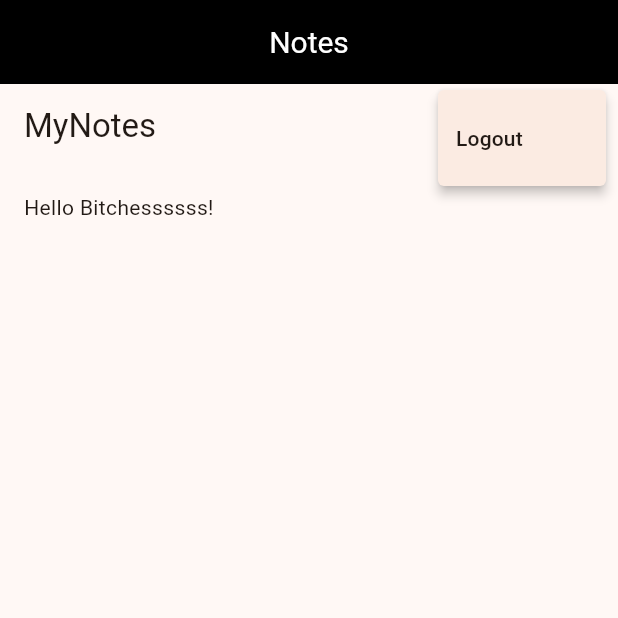
After one commit to pranayyb/Notes, a Flutter app: the screen it shows after launch, after a tap on the "more vert" icon, on a phone screen of 412 x 824 dp, the top half of it. The commit adds this screen. Run offline on Flutter 3.47's test engine with Material 3 defaults, Android fonts, the phone set to English and light mode, and no system bars; our stand-ins replace firebase_auth, firebase_core; accounts and stored records are empty.

Commit message:
added logout

```diff
--- a/lib/main.dart
+++ b/lib/main.dart
@@ -3,17 +3,14 @@ import 'package:firebase_core/firebase_core.dart';
 import 'package:flutter/material.dart';
 import 'package:notes/firebase_options.dart';
 import 'package:notes/views/login_view.dart';
+import 'package:notes/views/notes_view.dart';
 import 'package:notes/views/register_view.dart';
 import 'package:notes/views/verify_email_view.dart';
 // import 'package:notes/views/register_view.dart';
+import 'dart:developer' as devtools show log;
 
-Future<void> main() async {
+void main() {
   WidgetsFlutterBinding.ensureInitialized();
-
-  // Initialize Firebase before running the app
-  await Firebase.initializeApp(
-    options: DefaultFirebaseOptions.currentPlatform,
-  );
 
   runApp(MaterialApp(
     title: 'Notes',
@@ -23,10 +20,11 @@ Future<void> main() async {
       ),
       useMaterial3: true,
     ),
-    home: const LoginView(),
+    home: const HomePage(),
     routes: {
       '/login/': (context) => const LoginView(),
       '/register/': (context) => const RegisterView(),
+      '/notes/': (context) => const NotesView(),
     },
   ));
 }
@@ -49,46 +47,57 @@ class HomePage extends StatelessWidget {
         ),
       ),
       body: FutureBuilder(
-          future: FirebaseAuth.instance.authStateChanges().first,
-          // builder: (context, snapshot) {
-          //   if (snapshot.connectionState == ConnectionState.waiting) {
-          //     return const Center(child: CircularProgressIndicator());
-          //   } else if (snapshot.hasData) {
-          //     final user = FirebaseAuth.instance.currentUser;
-          //     print(user?.email);
-          //     if (user != null && user.emailVerified) {
-          //       return Text("Welcome! Your email is verified.");
-          //     } else {
-          //       // Navigator.of(context).push(
-          //       //   MaterialPageRoute(
-          //       //     builder: (context) => VerifyEmailView(),
-          //       //   ),
-          //       // );
-          //       return const VerifyEmailView();
-          //     }
-          //   } else {
-          //     return LoginView();
-          //   }
-          // },
+          future: Firebase.initializeApp(
+            options: DefaultFirebaseOptions.currentPlatform,
+          ),
+          // FirebaseAuth.instance.authStateChanges().first,
           builder: (context, snapshot) {
             switch (snapshot.connectionState) {
               case ConnectionState.done:
                 final user = FirebaseAuth.instance.currentUser;
-                print(user?.email);
+                user?.reload();
+                devtools.log((user?.email).toString());
                 if (user != null) {
                   if (user.emailVerified) {
-                    return Text("Welcome! Your email is verified.");
+                    return const NotesView();
                   } else {
                     return const VerifyEmailView();
                   }
                 } else {
-                  return const LoginView();
+                  return const NotesView();
                 }
               default:
-                return const Center(
-                    child: CircularProgressIndicator()); // Default case
+                return const Center(child: CircularProgressIndicator());
             }
           }),
     );
   }
 }
+
+enum MenuAction { logout }
+
+Future<bool> showLogOutDialog(BuildContext context) {
+  return showDialog<bool>(
+    context: context,
+    builder: (context) {
+      return AlertDialog(
+        title: const Text('Logout'),
+        content: const Text('Are you sure you want to logout?'),
+        actions: [
+          TextButton(
+            onPressed: () {
+              Navigator.of(context).pop(false);
+            },
+            child: const Text("Cancel"),
+          ),
+          TextButton(
+            onPressed: () {
+              Navigator.of(context).pop(true);
+            },
+            child: const Text("Logout"),
+          )
+        ],
+      );
+    },
+  ).then((value) => value ?? false);
+}
--- /dev/null
+++ b/lib/views/notes_view.dart
@@ -0,0 +1,61 @@
+import 'package:firebase_auth/firebase_auth.dart';
+// import 'package:firebase_core/firebase_core.dart';
+import 'package:flutter/material.dart';
+import 'package:flutter/rendering.dart';
+import 'package:notes/main.dart';
+// import 'dart:developer' as devtools show log;
+
+class NotesView extends StatefulWidget {
+  const NotesView({super.key});
+
+  @override
+  State<NotesView> createState() => _NotesViewState();
+}
+
+class _NotesViewState extends State<NotesView> {
+  @override
+  Widget build(BuildContext context) {
+    return Scaffold(
+      appBar: AppBar(
+        title: const Padding(
+          padding: EdgeInsets.symmetric(vertical: 8.0),
+          child: Text("MyNotes"),
+        ),
+        actions: [
+          PopupMenuButton<MenuAction>(
+            onSelected: (value) async {
+              // devtools.log(value.toString());
+              switch (value) {
+                case MenuAction.logout:
+                  final shouldLogout = await showLogOutDialog(context);
+                  // devtools.log(shouldLogout.toString());
+                  if (shouldLogout) {
+                    await FirebaseAuth.instance.signOut();
+                    Navigator.of(context).pushNamedAndRemoveUntil(
+                      '/login/',
+                      (route) => false,
+                    );
+                  }
+                  break;
+              }
+            },
+            itemBuilder: (context) {
+              return const [
+                PopupMenuItem(
+                  value: MenuAction.logout,
+                  child: Text("Logout"),
+                )
+              ];
+            },
+          )
+        ],
+      ),
+      body: Padding(
+        padding: const EdgeInsets.all(16.0),
+        child: const Text(
+          "Hello Bitchessssss!",
+        ),
+      ),
+    );
+  }
+}
--- a/lib/views/verify_email_view.dart
+++ b/lib/views/verify_email_view.dart
@@ -1,5 +1,6 @@
 import 'package:firebase_auth/firebase_auth.dart';
 import 'package:flutter/material.dart';
+// import 'dart:developer' as devtools show log;
 
 class VerifyEmailView extends StatefulWidget {
   const VerifyEmailView({super.key});
```
Also changed, not shown: lib/views/login_view.dart (+10 -6 lines), lib/views/register_view.dart (+4 -4 lines).
